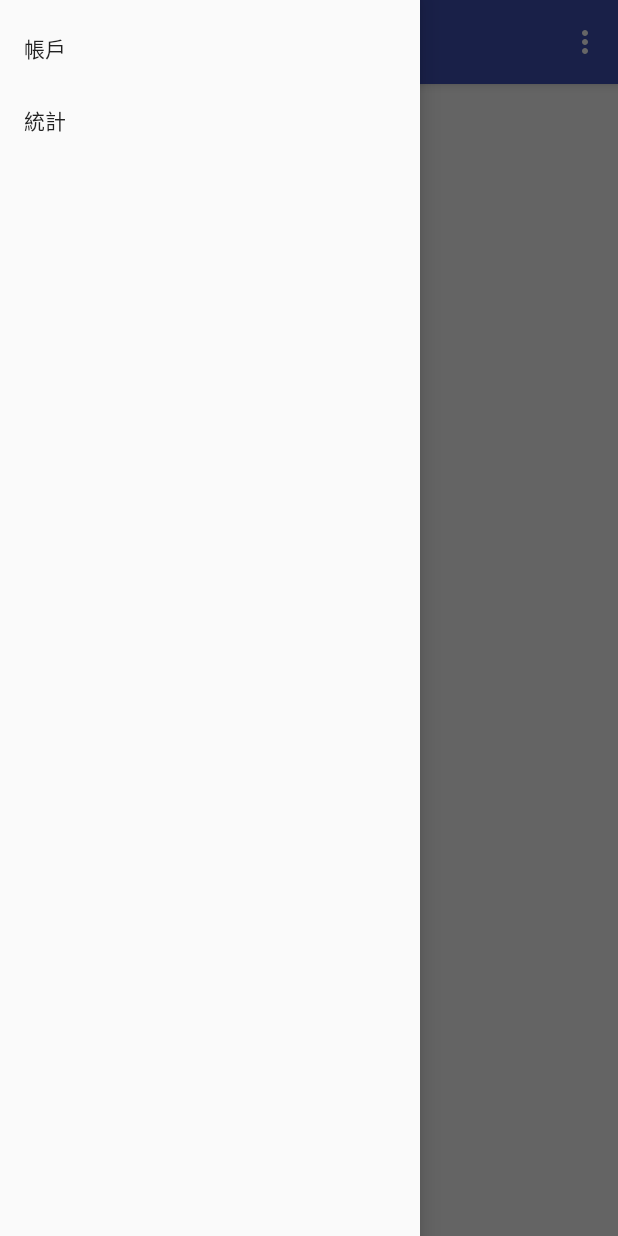
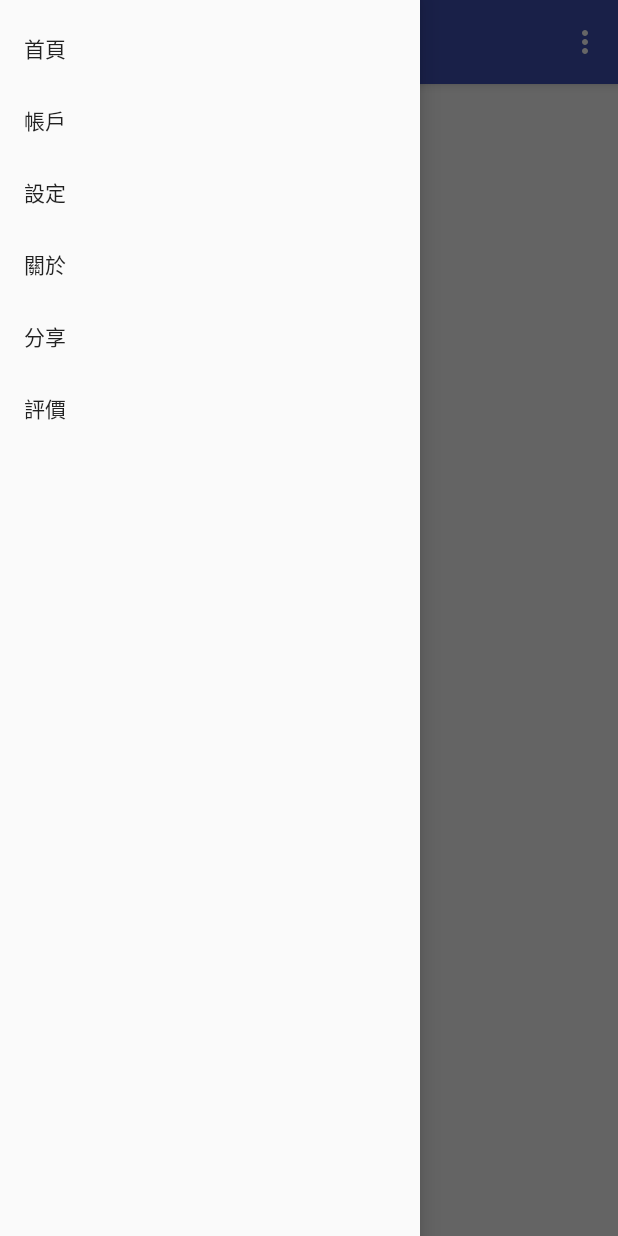
Before and after one commit to zidane0000/KeepMoney20, an Android app: the screen it shows after launch (MainActivity), with the side drawer open, on a phone screen of 412 x 824 dp. Run offline under Robolectric (Android 15) with nearby library versions, the light colour scheme and no system bars.

Commit message:
2018/4/2 LIN

```diff
--- a/app/src/main/java/tw/edu/niu/keepmoney20/MainActivity.java
+++ b/app/src/main/java/tw/edu/niu/keepmoney20/MainActivity.java
@@ -74,15 +74,27 @@ public class MainActivity extends AppCompatActivity
         // Handle navigation view item clicks here.
         int id = item.getItemId();
 
-        if (id == R.id.nav_account) {
+        if (id == R.id.nav_home) {
             android.support.v4.app.FragmentManager fm = getSupportFragmentManager();
             fm.beginTransaction().replace(R.id.main , new AccountFrag()).commit();
-            Toast.makeText(this, "帳戶" ,Toast.LENGTH_LONG).show();
+            Toast.makeText(this, "首頁" ,Toast.LENGTH_LONG).show();
             // Handle the camera action
-        } else if (id == R.id.nav_statistics) {
+        } else if (id == R.id.nav_account) {
             android.support.v4.app.FragmentManager fm = getSupportFragmentManager();
             fm.beginTransaction().replace(R.id.main , new StatisticsFrag()).commit();
-            Toast.makeText(this, "統計" ,Toast.LENGTH_LONG).show();
+            Toast.makeText(this, "帳戶" ,Toast.LENGTH_LONG).show();
+        }else if (id == R.id.nav_setting) {
+            android.support.v4.app.FragmentManager fm = getSupportFragmentManager();
+            fm.beginTransaction().replace(R.id.main , new StatisticsFrag()).commit();
+            Toast.makeText(this, "設定" ,Toast.LENGTH_LONG).show();
+        }else if (id == R.id.nav_about) {
+            android.support.v4.app.FragmentManager fm = getSupportFragmentManager();
+            fm.beginTransaction().replace(R.id.main , new StatisticsFrag()).commit();
+            Toast.makeText(this, "關於" ,Toast.LENGTH_LONG).show();
+        }else if (id == R.id.nav_statistics) {
+
+        }else if (id == R.id.nav_statistics) {
+
         }
 
         DrawerLayout drawer = (DrawerLayout) findViewById(R.id.drawer_layout);
--- /dev/null
+++ b/app/src/main/res/layout/menu_about.xml
@@ -0,0 +1,6 @@
+<?xml version="1.0" encoding="utf-8"?>
+<android.support.constraint.ConstraintLayout
+    xmlns:android="http://schemas.android.com/apk/res/android" android:layout_width="match_parent"
+    android:layout_height="match_parent">
+
+</android.support.constraint.ConstraintLayout>
--- /dev/null
+++ b/app/src/main/res/layout/menu_account.xml
@@ -0,0 +1,6 @@
+<?xml version="1.0" encoding="utf-8"?>
+<android.support.constraint.ConstraintLayout
+    xmlns:android="http://schemas.android.com/apk/res/android" android:layout_width="match_parent"
+    android:layout_height="match_parent">
+
+</android.support.constraint.ConstraintLayout>
--- /dev/null
+++ b/app/src/main/res/layout/menu_home.xml
@@ -0,0 +1,6 @@
+<?xml version="1.0" encoding="utf-8"?>
+<android.support.constraint.ConstraintLayout
+    xmlns:android="http://schemas.android.com/apk/res/android" android:layout_width="match_parent"
+    android:layout_height="match_parent">
+
+</android.support.constraint.ConstraintLayout>
--- /dev/null
+++ b/app/src/main/res/layout/menu_setting.xml
@@ -0,0 +1,6 @@
+<?xml version="1.0" encoding="utf-8"?>
+<android.support.constraint.ConstraintLayout
+    xmlns:android="http://schemas.android.com/apk/res/android" android:layout_width="match_parent"
+    android:layout_height="match_parent">
+
+</android.support.constraint.ConstraintLayout>
--- a/app/src/main/res/menu/activity_main_drawer.xml
+++ b/app/src/main/res/menu/activity_main_drawer.xml
@@ -5,11 +5,23 @@
 
     <group android:checkableBehavior="single">
         <item
+            android:id="@+id/nav_home"
+            android:title="首頁" />
+        <item
             android:id="@+id/nav_account"
             android:title="帳戶" />
         <item
-            android:id="@+id/nav_statistics"
-            android:title="統計" />
+            android:id="@+id/nav_setting"
+            android:title="設定" />
+        <item
+            android:id="@+id/nav_about"
+            android:title="關於" />
+        <item
+            android:id="@+id/nav_share"
+            android:title="分享" />
+        <item
+            android:id="@+id/nav_evaluation"
+            android:title="評價" />
     </group>
 
 </menu>
```
Also changed, not shown: app/src/main/java/tw/edu/niu/keepmoney20/body_about.java (added, +8 -0 lines), app/src/main/java/tw/edu/niu/keepmoney20/body_account.java (added, +21 -0 lines), app/src/main/java/tw/edu/niu/keepmoney20/body_home.java (added, +8 -0 lines), app/src/main/java/tw/edu/niu/keepmoney20/body_setting.java (added, +8 -0 lines).
